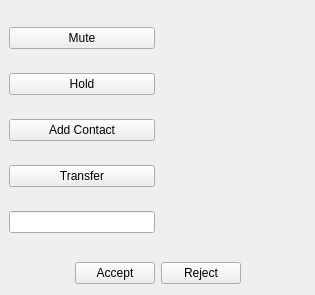
tkrotoff/WengoPhone, file wengophone/src/presentation/qt/phonecall/PhoneCallWidget.ui: the form before one commit.
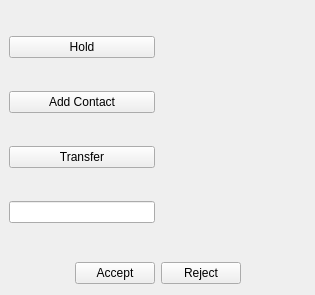
The form after the commit. Icons and pictures are not drawn.

Commit message: Refactoring of PhoneLine + PhoneCall Better handling of double call (hold/resume) New way of connecting Presentation layer / control layer / model layer

Patch:
```diff
--- a/wengophone/src/presentation/qt/phonecall/PhoneCallWidget.ui
+++ b/wengophone/src/presentation/qt/phonecall/PhoneCallWidget.ui
@@ -160,13 +160,6 @@
        </property>
       </widget>
      </item>
-     <item row="0" column="0" >
-      <widget class="QPushButton" name="muteButton" >
-       <property name="text" >
-        <string>Mute</string>
-       </property>
-      </widget>
-     </item>
      <item row="1" column="0" >
       <widget class="QPushButton" name="holdResumeButton" >
        <property name="text" >
```
The commit also changes 8 other files.
